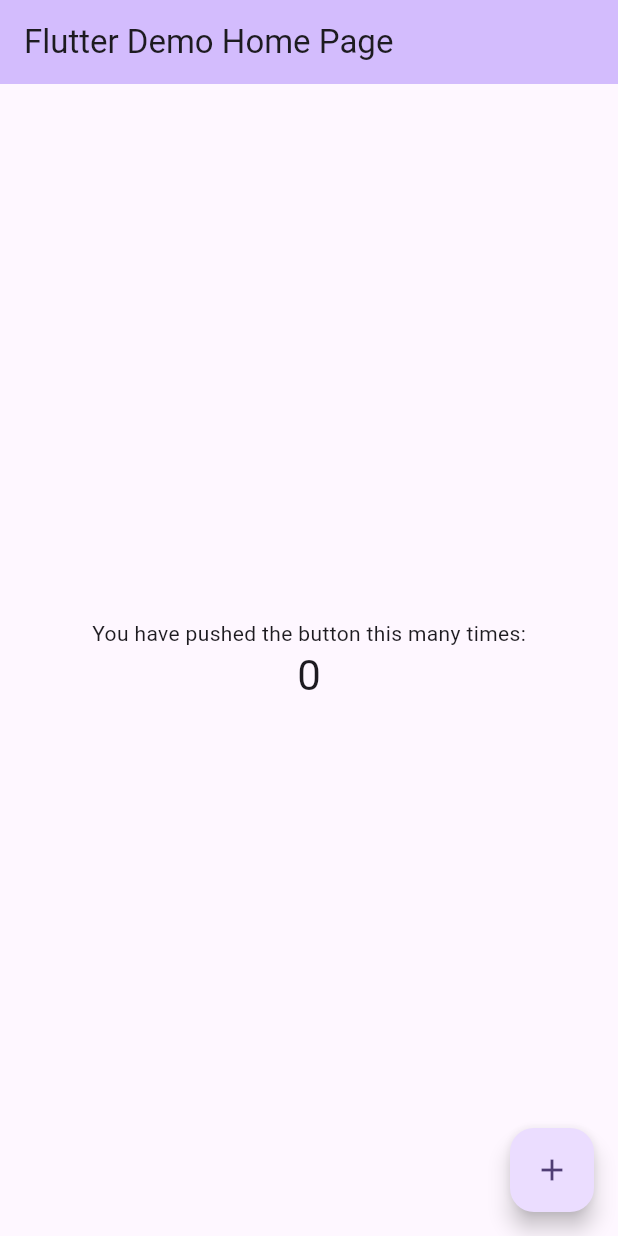
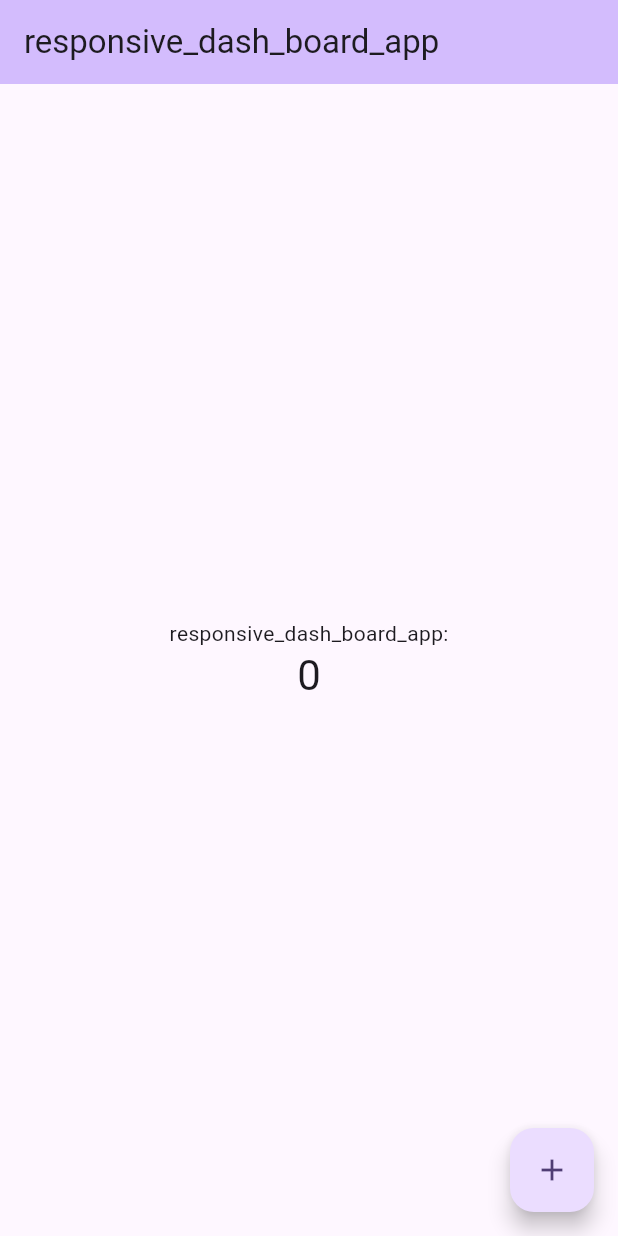
Before and after one commit to Devsaci/responsive_dash_board, a Flutter app: the screen it shows after launch, on a phone screen of 412 x 824 dp. Run offline on Flutter 3.47's test engine with Material 3 defaults, Android fonts, the phone set to English and light mode, and no system bars.

Commit message:
formt code

```diff
--- a/lib/main.dart
+++ b/lib/main.dart
@@ -11,42 +11,18 @@
   @override
   Widget build(BuildContext context) {
     return MaterialApp(
-      title: 'Flutter Demo',
+      title: 'responsive_dash_board_app',
       theme: ThemeData(
-        // This is the theme of your application.
-        //
-        // TRY THIS: Try running your application with "flutter run". You'll see
-        // the application has a purple toolbar. Then, without quitting the app,
-        // try changing the seedColor in the colorScheme below to Colors.green
-        // and then invoke "hot reload" (save your changes or press the "hot
-        // reload" button in a Flutter-supported IDE, or press "r" if you used
-        // the command line to start the app).
-        //
-        // Notice that the counter didn't reset back to zero; the application
-        // state is not lost during the reload. To reset the state, use hot
-        // restart instead.
-        //
-        // This works for code too, not just values: Most code changes can be
-        // tested with just a hot reload.
         colorScheme: ColorScheme.fromSeed(seedColor: Colors.deepPurple),
         useMaterial3: true,
       ),
-      home: const MyHomePage(title: 'Flutter Demo Home Page'),
+      home: const MyHomePage(title: 'responsive_dash_board_app'),
     );
   }
 }
 
 class MyHomePage extends StatefulWidget {
   const MyHomePage({super.key, required this.title});
-
-  // This widget is the home page of your application. It is stateful, meaning
-  // that it has a State object (defined below) that contains fields that affect
-  // how it looks.
-
-  // This class is the configuration for the state. It holds the values (in this
-  // case the title) provided by the parent (in this case the App widget) and
-  // used by the build method of the State. Fields in a Widget subclass are
-  // always marked "final".
 
   final String title;
 
@@ -59,54 +35,23 @@
 
   void _incrementCounter() {
     setState(() {
-      // This call to setState tells the Flutter framework that something has
-      // changed in this State, which causes it to rerun the build method below
-      // so that the display can reflect the updated values. If we changed
-      // _counter without calling setState(), then the build method would not be
-      // called again, and so nothing would appear to happen.
       _counter++;
     });
   }
 
   @override
   Widget build(BuildContext context) {
-    // This method is rerun every time setState is called, for instance as done
-    // by the _incrementCounter method above.
-    //
-    // The Flutter framework has been optimized to make rerunning build methods
-    // fast, so that you can just rebuild anything that needs updating rather
-    // than having to individually change instances of widgets.
     return Scaffold(
       appBar: AppBar(
-        // TRY THIS: Try changing the color here to a specific color (to
-        // Colors.amber, perhaps?) and trigger a hot reload to see the AppBar
-        // change color while the other colors stay the same.
         backgroundColor: Theme.of(context).colorScheme.inversePrimary,
-        // Here we take the value from the MyHomePage object that was created by
-        // the App.build method, and use it to set our appbar title.
         title: Text(widget.title),
       ),
       body: Center(
-        // Center is a layout widget. It takes a single child and positions it
-        // in the middle of the parent.
         child: Column(
-          // Column is also a layout widget. It takes a list of children and
-          // arranges them vertically. By default, it sizes itself to fit its
-          // children horizontally, and tries to be as tall as its parent.
-          //
-          // Column has various properties to control how it sizes itself and
-          // how it positions its children. Here we use mainAxisAlignment to
-          // center the children vertically; the main axis here is the vertical
-          // axis because Columns are vertical (the cross axis would be
-          // horizontal).
-          //
-          // TRY THIS: Invoke "debug painting" (choose the "Toggle Debug Paint"
-          // action in the IDE, or press "p" in the console), to see the
-          // wireframe for each widget.
           mainAxisAlignment: MainAxisAlignment.center,
           children: <Widget>[
             const Text(
-              'You have pushed the button this many times:',
+              'responsive_dash_board_app:',
             ),
             Text(
               '$_counter',
@@ -119,7 +64,7 @@
         onPressed: _incrementCounter,
         tooltip: 'Increment',
         child: const Icon(Icons.add),
-      ), // This trailing comma makes auto-formatting nicer for build methods.
+      ),
     );
   }
 }
```
